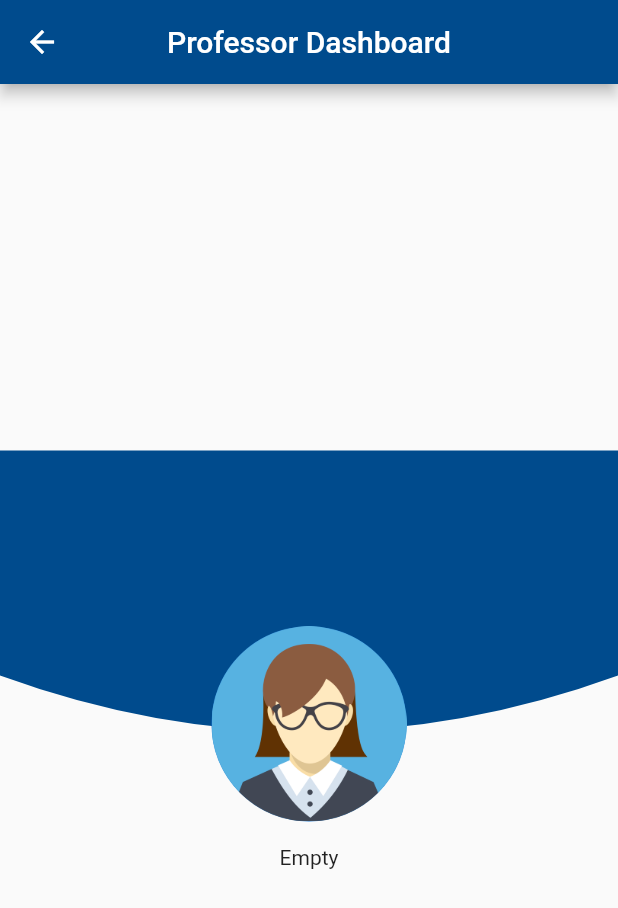
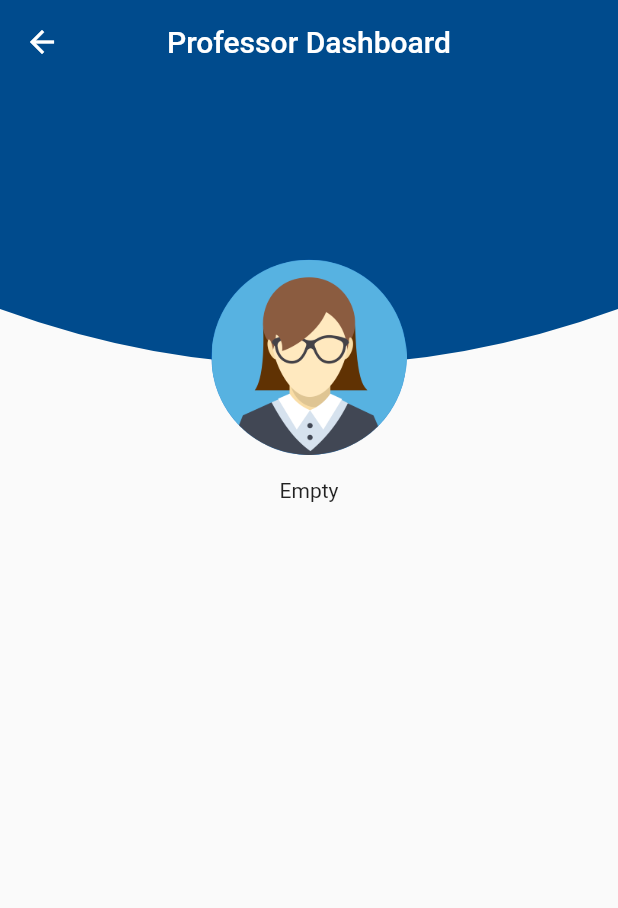
Before and after one commit to aditya-taparia/Learn-It, a Flutter app: the ProfDashboard screen opened directly, on a phone screen of 412 x 824 dp. Shown: the top 908 px of the screen. Run offline on Flutter 3.47's test engine with Material 2 defaults, Android fonts, the phone set to English and light mode, and no system bars; our stand-ins replace animated_text_kit, carousel_slider, cloud_firestore, file_picker, firebase_auth, firebase_core and 3 more; missing offline and left inert: cloud_firestore_web, firebase_auth_web, firebase_core_web; accounts and stored records are empty.

Commit message:
Update teacher_board.dart

```diff
--- a/lib/screens/Home/Teacher/Dashboard/teacher_board.dart
+++ b/lib/screens/Home/Teacher/Dashboard/teacher_board.dart
@@ -21,10 +21,11 @@ class ProfDashboard extends StatelessWidget {
             appBar: AppBar(
               title: const Text('Professor Dashboard'),
               backgroundColor: const Color.fromRGBO(0, 75, 141, 1),
+              elevation: 0,
               centerTitle: true,
             ),
             body: Column(
-              mainAxisAlignment: MainAxisAlignment.center,
+              mainAxisAlignment: MainAxisAlignment.start,
               children: <Widget>[
                 Stack(
                   children: [
```
